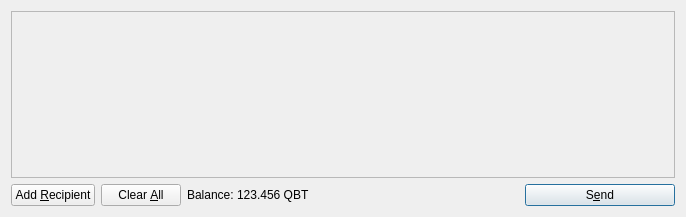
This is src/qt/forms/sendcoinsdialog.ui in qubitcoin/QubitCoin as Qt 5 draws it before an edit. The edited form follows.
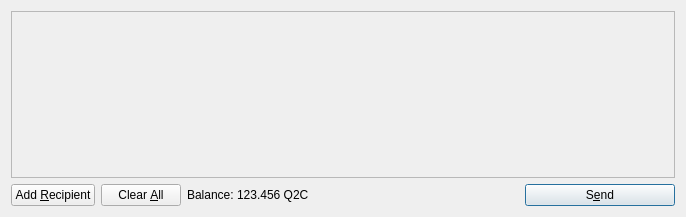
This is the edited form. Icons and pictures are not drawn.

The edit to the form file:
```diff
--- a/src/qt/forms/sendcoinsdialog.ui
+++ b/src/qt/forms/sendcoinsdialog.ui
@@ -119,7 +119,7 @@
           <cursorShape>IBeamCursor</cursorShape>
          </property>
          <property name="text">
-          <string>123.456 QBT</string>
+          <string>123.456 Q2C</string>
          </property>
          <property name="textInteractionFlags">
           <set>Qt::LinksAccessibleByMouse|Qt::TextSelectableByKeyboard|Qt::TextSelectableByMouse</set>
```
